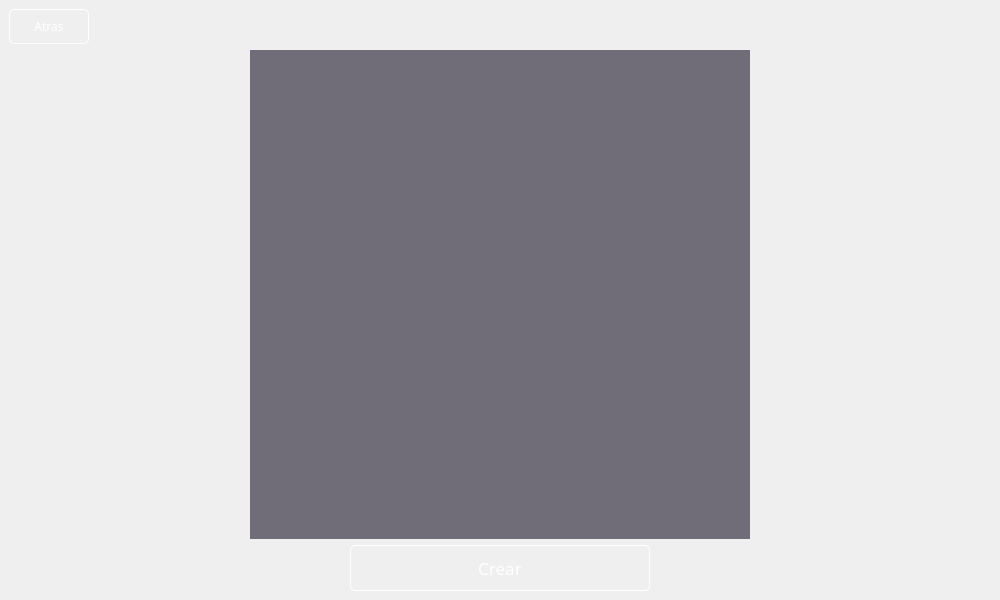
Above: src/client/lobby/lobby.ui from fernandezfacu/Remake-Counter-Strike-2D before the change. Below: the same form after it.
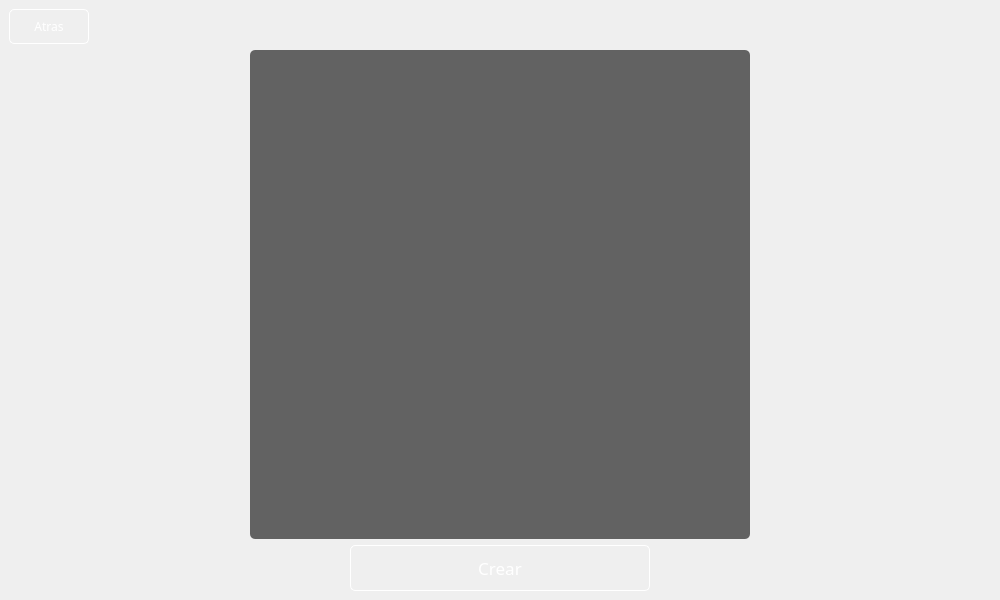
That is the form after the change. Icons and pictures are not drawn.

Commit message: styling maps list and fixing a bugged button

Patch:
```diff
--- a/src/client/lobby/lobby.ui
+++ b/src/client/lobby/lobby.ui
@@ -568,11 +568,20 @@
             </property>
             <property name="styleSheet">
              <string notr="true">QListWidget {
-	background-color: rgba(36, 31, 49,160);
-	alternate-background-color: rgb(94, 92, 100);
+    background-color: rgba(0, 0, 0, 150); 
     border: none;
+	border-radius: 5px;
 }
-</string>
+
+QListWidget::item {
+    padding: 5px 0;
+    qproperty-alignment: AlignCenter;
+	color: white;
+}
+
+QListWidget::item:selected {
+    background-color: rgba(255, 255, 255, 40);
+}</string>
             </property>
            </widget>
           </item>
```
Left out of the diff: 7 changed lines with no effect on the pictures. The commit also changes 3 other files.
